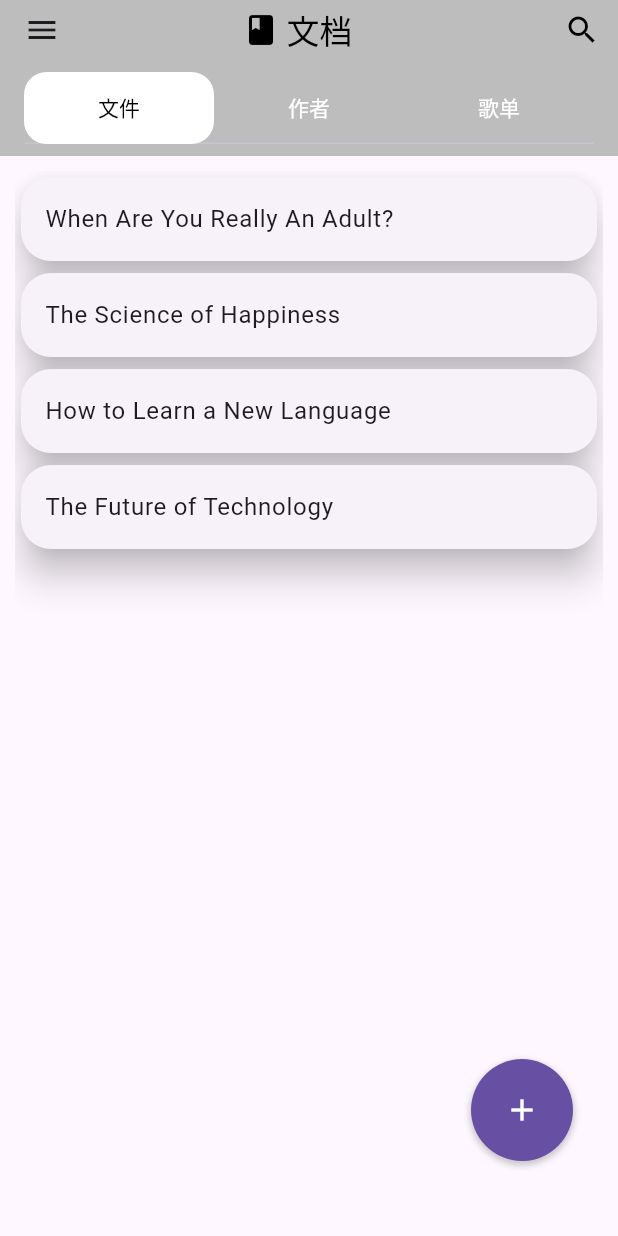
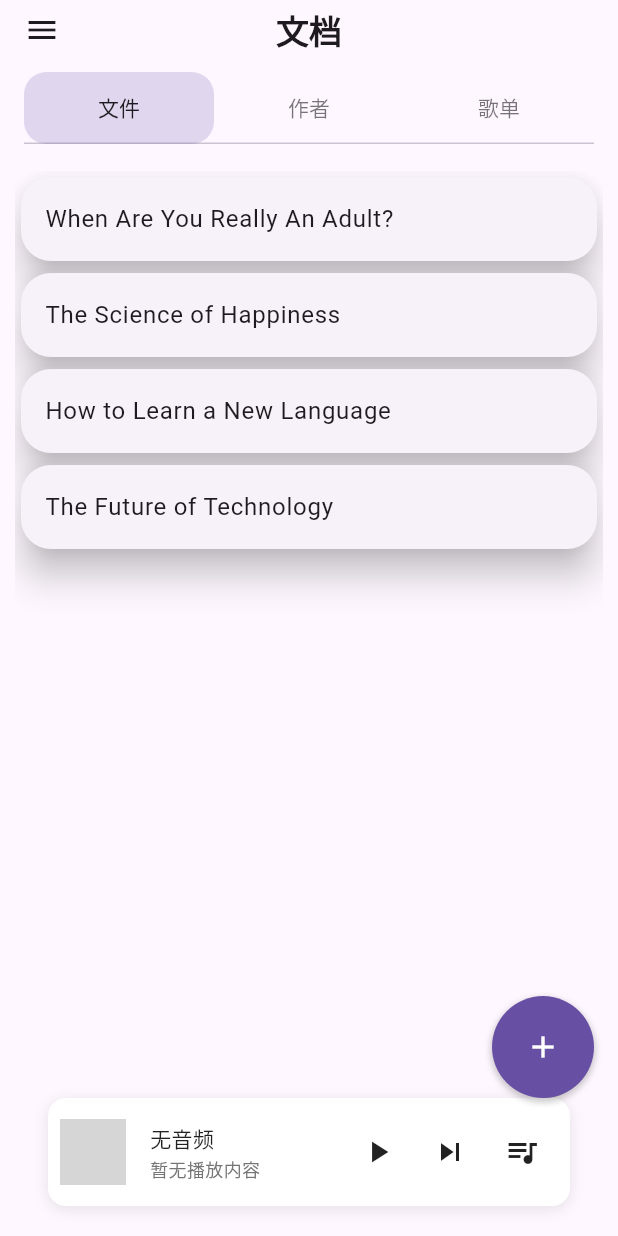
Before and after one commit to AimMetal-jy/AuraLab, a Flutter app: the screen it shows after launch, on a phone screen of 412 x 824 dp. Run offline on Flutter 3.47's test engine with Material 3 defaults, Android fonts, the phone set to English and light mode, and no system bars; our stand-ins replace audioplayers, file_picker, flutter_markdown, sqflite; accounts and stored records are empty; grey boxes are pictures that could not be loaded.

Commit message:
feat(ui): 重构可展开按钮和标签页脚手架组件
- 修改可展开按钮的触发方式为点击并调整动画位置
- 为标签页脚手架添加底部音乐播放器支持
- 新增音乐播放器组件并集成到脚手架中
- 优化UI样式和主题一致性

```diff
--- a/lib/util/buttons/expandable_action_buttons.dart
+++ b/lib/util/buttons/expandable_action_buttons.dart
@@ -3,7 +3,7 @@ import 'package:flutter/services.dart';
 import '../../screens/audio/audio_selection_page.dart';
 
 /// 可展开按钮组件
-/// 包含一个主按钮和三个子按钮，长按主按钮可以展开/收起子按钮
+/// 包含一个主按钮和三个子按钮，点击主按钮可以展开/收起子按钮
 /// 用于提供多个操作选项，节省界面空间
 class ExpandableActionButtons extends StatefulWidget {
   final Function(String title, String content)? onAddText;
@@ -125,12 +125,15 @@ class _ExpandableActionButtonsState extends State<ExpandableActionButtons>
 
   @override
   Widget build(BuildContext context) {
-    return Stack(
-      children: [
+    return SizedBox(
+      width: 300, // 给Stack一个明确的宽度约束
+      height: 300, // 给Stack一个明确的高度约束
+      child: Stack(
+        children: [
         // 图片按钮 - 使用AnimatedPositioned实现动画效果
         AnimatedPositioned(
-          right: _isExpanded ? 100 : 30, // 展开时向左上方移动
-          bottom: _isExpanded ? 120 : 50, // 展开时向左上方移动
+          right: _isExpanded ? 0 : 0, // 展开时保持右侧位置
+          bottom: _isExpanded ? 230 : 0, // 展开时向上移动更多距离
           duration: const Duration(milliseconds: 300),
           curve: Curves.easeOut, // 使用缓出曲线使动画更自然
           child: ElevatedButton(
@@ -159,8 +162,8 @@ class _ExpandableActionButtonsState extends State<ExpandableActionButtons>
 
         // 文本按钮
         AnimatedPositioned(
-          right: _isExpanded ? 30 : 30, // 展开时向上方移动
-          bottom: _isExpanded ? 150 : 50, // 展开时向上方移动
+          right: _isExpanded ? 0 : 0, // 展开时保持右侧位置
+          bottom: _isExpanded ? 166 : 0, // 展开时向上移动适中距离
           duration: const Duration(milliseconds: 300),
           curve: Curves.easeOut, // 使用缓出曲线使动画更自然
           child: GestureDetector(
@@ -195,8 +198,8 @@ class _ExpandableActionButtonsState extends State<ExpandableActionButtons>
 
         // 音频按钮
         AnimatedPositioned(
-          right: _isExpanded ? 135 : 30, // 展开时向右上方移动
-          bottom: _isExpanded ? 55 : 50, // 展开时向右上方移动
+          right: _isExpanded ? 0 : 0, // 展开时保持右侧位置
+          bottom: _isExpanded ? 100 : 0, // 展开时向上移动较小距离
           duration: const Duration(milliseconds: 300),
           curve: Curves.easeOut,
           child: ElevatedButton(
@@ -226,18 +229,17 @@ class _ExpandableActionButtonsState extends State<ExpandableActionButtons>
           ),
         ),
 
-        // 主加号按钮 - 使用Positioned固定在右下角
+        // 主加号按钮 - 使用Positioned绝对定位
         Positioned(
-          right: 30,
-          bottom: 50,
+          right: 0,
+          bottom: 0, // 相对于Stack容器底部
           child: GestureDetector(
-            onLongPress: () {
+            onTap: () {
               // 触发震动反馈
               HapticFeedback.mediumImpact();
               // 切换展开状态
               _toggleExpand();
-            }, // 使用长按触发震动和展开状态切换
-            onTap: _isExpanded ? _toggleExpand : null, // 如果已展开，点击可以收起
+            }, // 使用点击触发震动和展开状态切换
             child: Container(
               padding: const EdgeInsets.all(22),
               decoration: BoxDecoration(
@@ -261,7 +263,8 @@ class _ExpandableActionButtonsState extends State<ExpandableActionButtons>
             ),
           ),
         ),
-      ],
+        ],
+      ),
     );
   }
 }
--- a/lib/util/widgets/tab/tabpage_scaffold.dart
+++ b/lib/util/widgets/tab/tabpage_scaffold.dart
@@ -1,6 +1,6 @@
-import 'package:auralab/routes/app_routes.dart';
 import 'package:flutter/material.dart';
-import 'package:auralab/screens/drawer/drawer.dart';
+import '../../../widgets/music_player_bar.dart';
+import '../../../screens/drawer/drawer.dart';
 
 /// 通用标签页脚手架
 /// 在应用中多处复用的页面结构组件
@@ -28,6 +28,9 @@ class TabPageScaffold extends StatefulWidget {
   /// 是否显示抽屉菜单
   final bool showDrawer;
 
+  /// 是否显示底部音乐播放器
+  final bool showMusicPlayer;
+
   const TabPageScaffold({
     super.key,
     required this.title,
@@ -37,6 +40,7 @@ class TabPageScaffold extends StatefulWidget {
     this.floatingActionButton,
     this.userName = '', // 默认为空字符串
     this.showDrawer = true, // 默认显示抽屉菜单
+    this.showMusicPlayer = true, // 默认显示音乐播放器
   }) : assert(tabTitles.length == tabPages.length, '标签数量必须与页面数量相同');
 
   @override
@@ -62,37 +66,31 @@ class _TabPageScaffoldState extends State<TabPageScaffold>
 
   @override
   Widget build(BuildContext context) {
-    return
-      Scaffold(
+    return DefaultTabController(
+      length: widget.tabPages.length,
+      child: Scaffold(
+        backgroundColor: Theme.of(context).colorScheme.surface,
         appBar: AppBar(
-          backgroundColor: Colors.grey.shade400, // 设置AppBar背景色
-          title: Row(
-            mainAxisSize: MainAxisSize.min,
-            children: [
-              Icon(widget.titleIcon, color: Colors.black), // 标题图标
-              const SizedBox(width: 5), // 图标和文字间距
-              Text(widget.title,
-                  style: const TextStyle(color: Colors.black)), // 标题文字
-              const SizedBox(width: 15), // 右侧间距
-            ],
+          backgroundColor: Theme.of(context).colorScheme.surface,
+          elevation: 0,
+          title: Text(
+            widget.title,
+            style: TextStyle(
+              color: Theme.of(context).colorScheme.onSurface,
+              fontWeight: FontWeight.bold,
             ),
-          centerTitle: true, // 标题居中
-          actions: [
-            IconButton(
-              icon: const Icon(Icons.search, color: Colors.black), // 搜索图标
-              onPressed: () {
-                // 使用命名路由导航到搜索页面
-                Navigator.pushNamed(context, AppRoutes.search);
-              },
           ),
-          ],
+          iconTheme: IconThemeData(
+            color: Theme.of(context).colorScheme.onSurface,
+          ),
           bottom: TabBar(
             controller: _tabController,
             tabs: widget.tabTitles.map((title) => Tab(text: title)).toList(),
-            labelColor: Colors.black, // 选中标签文字颜色
-            unselectedLabelColor: Colors.white, // 未选中标签文字颜色
+            labelColor: Theme.of(context).colorScheme.onSurface,
+            unselectedLabelColor:
+                Theme.of(context).colorScheme.onSurface.withAlpha(153),
             indicator: BoxDecoration(
-              color: Colors.white, // 选中标签背景色
+              color: Theme.of(context).colorScheme.primary.withAlpha(51),
               borderRadius: BorderRadius.circular(15), // 圆角边框
             ),
             indicatorSize: TabBarIndicatorSize.tab,
@@ -107,21 +105,43 @@ class _TabPageScaffoldState extends State<TabPageScaffold>
         body: Stack(
           children: [
             // 主要内容区域
-            Padding(
+            Column(
+              children: [
+                Expanded(
+                  child: Padding(
                     padding: const EdgeInsets.all(10), // 内容区域内边距
                     child: TabBarView(
                       controller: _tabController,
                       children: widget.tabPages,
                     ),
                   ),
-            // 浮动按钮
+                ),
+                // 底部播放器区域
+                if (widget.showMusicPlayer)
+                  Padding(
+                    padding: const EdgeInsets.only(bottom: 16.0, left: 16.0, right: 16.0),
+                    child: SizedBox(
+                      height: 80, // 与MusicPlayerBar高度一致
+                      child: const MusicPlayerBar(
+                        hasAudio: false, // 默认无音频状态
+                      ),
+                    ),
+                  ),
+              ],
+            ),
+            // 悬浮按钮 - 使用Positioned定位到右下角
             if (widget.floatingActionButton != null)
-              widget.floatingActionButton!,
+              Positioned(
+                right: 16,
+                bottom: widget.showMusicPlayer ? 92 : 16, // 如果有播放器则在播放器上方
+                child: widget.floatingActionButton!,
+              ),
           ],
         ),
         drawer:
             widget.showDrawer ? DrawerMenu(userName: widget.userName) : null,
         drawerEdgeDragWidth: MediaQuery.of(context).size.width / 3,
+      ),
     );
 
   }
--- /dev/null
+++ b/lib/widgets/music_player_bar.dart
@@ -0,0 +1,165 @@
+import 'package:flutter/material.dart';
+
+/// 底部音乐播放器横条组件
+/// 参考QQ音乐、网易云音乐等播放器设计
+/// 包含封面、歌曲信息和播放控制按钮
+class MusicPlayerBar extends StatefulWidget {
+  final String? songTitle;
+  final String? artist;
+  final String? coverImagePath;
+  final bool hasAudio;
+
+  const MusicPlayerBar({
+    super.key,
+    this.songTitle,
+    this.artist,
+    this.coverImagePath,
+    this.hasAudio = false,
+  });
+
+  @override
+  State<MusicPlayerBar> createState() => _MusicPlayerBarState();
+}
+
+class _MusicPlayerBarState extends State<MusicPlayerBar> {
+  bool _isPlaying = false;
+
+  @override
+  Widget build(BuildContext context) {
+    return Container(
+      height: 80,
+      margin: const EdgeInsets.symmetric(horizontal: 16, vertical: 4),
+      decoration: BoxDecoration(
+        color: Colors.white,
+        borderRadius: BorderRadius.circular(12),
+        boxShadow: [
+          BoxShadow(
+            color: Colors.black.withValues(alpha: 0.1),
+            blurRadius: 8,
+            offset: const Offset(0, 2),
+          ),
+        ],
+      ),
+      child: Row(
+        children: [
+          // 左侧封面
+          Container(
+            width: 44,
+            height: 44,
+            margin: const EdgeInsets.all(8),
+            decoration: BoxDecoration(
+              borderRadius: BorderRadius.circular(8),
+              color: Colors.grey[300],
+            ),
+            child: ClipRRect(
+              borderRadius: BorderRadius.circular(8),
+              child: Image.asset(
+                'assets/images/default_cover.png',
+                fit: BoxFit.cover,
+                errorBuilder: (context, error, stackTrace) {
+                  return Container(
+                    color: Colors.grey[300],
+                    child: const Icon(
+                      Icons.music_note,
+                      color: Colors.grey,
+                      size: 24,
+                    ),
+                  );
+                },
+              ),
+            ),
+          ),
+          // 中间歌曲信息
+          Expanded(
+            child: Padding(
+              padding: const EdgeInsets.symmetric(horizontal: 8),
+              child: Column(
+                mainAxisAlignment: MainAxisAlignment.center,
+                crossAxisAlignment: CrossAxisAlignment.start,
+                children: [
+                  Text(
+                    widget.hasAudio ? (widget.songTitle ?? '未知歌曲') : '无音频',
+                    style: const TextStyle(
+                      fontSize: 14,
+                      fontWeight: FontWeight.w500,
+                      color: Colors.black87,
+                    ),
+                    maxLines: 1,
+                    overflow: TextOverflow.ellipsis,
+                  ),
+                  const SizedBox(height: 2),
+                  Text(
+                    widget.hasAudio ? (widget.artist ?? '未知艺术家') : '暂无播放内容',
+                    style: TextStyle(
+                      fontSize: 12,
+                      color: Colors.grey[600],
+                    ),
+                    maxLines: 1,
+                    overflow: TextOverflow.ellipsis,
+                  ),
+                ],
+              ),
+            ),
+          ),
+          // 右侧控制按钮
+          Row(
+            mainAxisSize: MainAxisSize.min,
+            children: [
+              // 播放/暂停按钮
+              IconButton(
+                onPressed: () {
+                  setState(() {
+                    _isPlaying = !_isPlaying;
+                  });
+                },
+                icon: Icon(
+                  _isPlaying ? Icons.pause : Icons.play_arrow,
+                  color: Colors.black87,
+                  size: 24,
+                ),
+                padding: const EdgeInsets.all(8),
+                constraints: const BoxConstraints(
+                  minWidth: 40,
+                  minHeight: 40,
+                ),
+              ),
+              // 下一首按钮
+              IconButton(
+                onPressed: () {
+                  // TODO: 实现下一首功能
+                },
+                icon: const Icon(
+                  Icons.skip_next,
+                  color: Colors.black87,
+                  size: 24,
+                ),
+                padding: const EdgeInsets.all(8),
+                constraints: const BoxConstraints(
+                  minWidth: 40,
+                  minHeight: 40,
+                ),
+              ),
+              // 播放列表按钮
+              IconButton(
+                onPressed: () {
+                  // TODO: 实现播放列表功能
+                },
+                icon: const Icon(
+                  Icons.queue_music,
+                  color: Colors.black87,
+                  size: 24,
+                ),
+                padding: const EdgeInsets.all(8),
+                constraints: const BoxConstraints(
+                  minWidth: 40,
+                  minHeight: 40,
+                ),
+              ),
+              const SizedBox(width: 8),
+            ],
+          ),
+        ],
+      ),
+    );
+  }
+}
```
Lines whose indentation alone changed are shown as unchanged.
